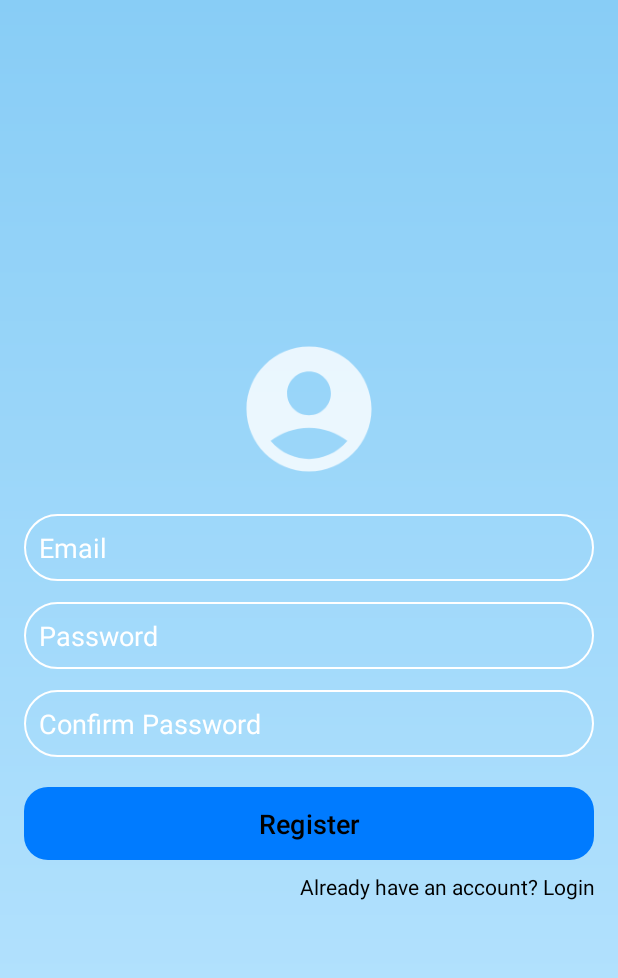
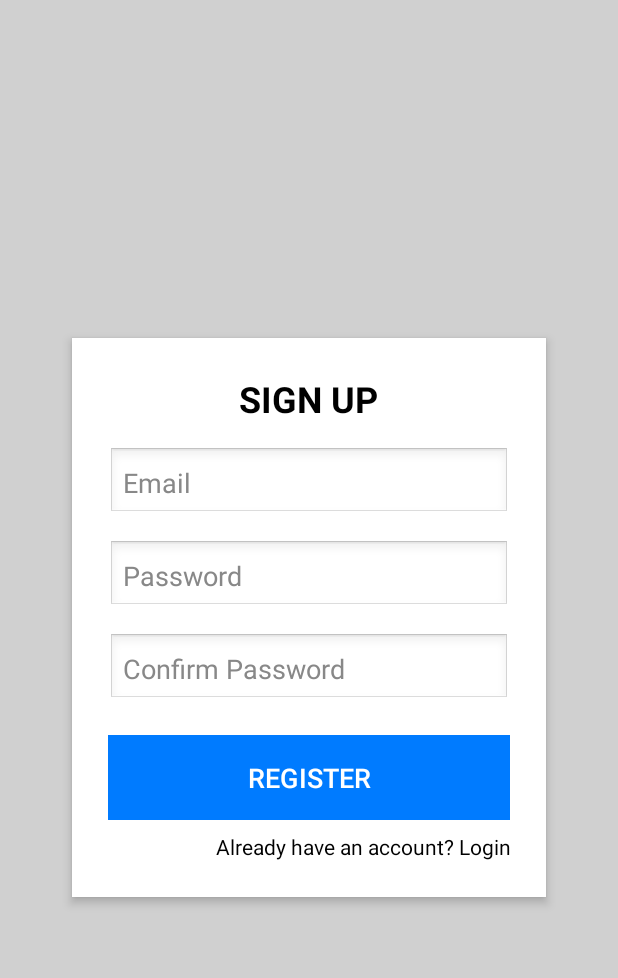
Before and after one commit to KuroNekoW/SE114_DoAn, an Android app: the RegisterActivity screen opened directly, with no data from a screen before it, on a phone screen of 412 x 824 dp. Shown: the top 978 px of the screen. Run offline under Robolectric (Android 15) with nearby library versions, the phone set to English and light mode, and no system bars; our stand-ins replace Firebase (no records; nobody signed in at launch, a user with empty details on screens opened directly).

Commit message:
Chỉnh sửa các giao diện SIGN UP/ SIGN IN/ FORGET PW/ EMAIL VRF/ MAIN

```diff
--- a/app/src/main/res/drawable/ic_account.xml
+++ b/app/src/main/res/drawable/ic_account.xml
@@ -1,4 +1,4 @@
-<vector xmlns:android="http://schemas.android.com/apk/res/android" android:height="24dp" android:tint="#000000" android:viewportHeight="24" android:viewportWidth="24" android:width="24dp">
+<vector xmlns:android="http://schemas.android.com/apk/res/android" android:height="24dp" android:tint="#D0D0D0" android:viewportHeight="24" android:viewportWidth="24" android:width="24dp">
 
     <path android:fillColor="@android:color/white" android:pathData="M19,3H5C3.9,3 3,3.9 3,5v14c0,1.1 0.9,2 2,2h14c1.1,0 2,-0.9 2,-2V5C21,3.9 20.1,3 19,3zM12,6c1.93,0 3.5,1.57 3.5,3.5c0,1.93 -1.57,3.5 -3.5,3.5s-3.5,-1.57 -3.5,-3.5C8.5,7.57 10.07,6 12,6zM19,19H5v-0.23c0,-0.62 0.28,-1.2 0.76,-1.58C7.47,15.82 9.64,15 12,15s4.53,0.82 6.24,2.19c0.48,0.38 0.76,0.97 0.76,1.58V19z"/>
 
--- a/app/src/main/res/drawable/icon_account.xml
+++ b/app/src/main/res/drawable/icon_account.xml
@@ -1,4 +1,4 @@
-<vector xmlns:android="http://schemas.android.com/apk/res/android" android:alpha="0.8" android:height="50dp" android:tint="#FFFFFF" android:viewportHeight="24" android:viewportWidth="24" android:width="50dp">
+<vector xmlns:android="http://schemas.android.com/apk/res/android" android:alpha="0.8" android:height="50dp" android:tint="#81C2E9" android:viewportHeight="24" android:viewportWidth="24" android:width="50dp">
 
     <path android:fillColor="@android:color/white" android:pathData="M12,2C6.48,2 2,6.48 2,12s4.48,10 10,10s10,-4.48 10,-10S17.52,2 12,2zM12,6c1.93,0 3.5,1.57 3.5,3.5S13.93,13 12,13s-3.5,-1.57 -3.5,-3.5S10.07,6 12,6zM12,20c-2.03,0 -4.43,-0.82 -6.14,-2.88C7.55,15.8 9.68,15 12,15s4.45,0.8 6.14,2.12C16.43,19.18 14.03,20 12,20z"/>
 
--- a/app/src/main/res/layout/activity_main.xml
+++ b/app/src/main/res/layout/activity_main.xml
@@ -22,9 +22,9 @@
         android:layout_width="match_parent"
         android:layout_height="wrap_content"
         android:layout_gravity="bottom"
-        android:background="@color/accent"
+        android:background="@color/background_light"
         android:minHeight="60dp"
-        app:backgroundTint="#22E4D5"
+        app:backgroundTint="#03A9F4"
         app:menu="@menu/bottom_navigation_menu" />
 
 </LinearLayout>
--- a/app/src/main/res/layout/activity_register.xml
+++ b/app/src/main/res/layout/activity_register.xml
@@ -3,74 +3,88 @@
     xmlns:tools="http://schemas.android.com/tools"
     android:layout_width="match_parent"
     android:layout_height="match_parent"
-    android:background="@drawable/login_background"
+    android:background="#D0D0D0"
     android:gravity="center"
     android:padding="16dp"
     tools:ignore="ExtraText">
 
+    <!-- Khung trắng chứa toàn bộ nội dung -->
     <LinearLayout
         android:layout_width="match_parent"
         android:layout_height="wrap_content"
         android:orientation="vertical"
+        android:background="#FFFFFF"
+        android:padding="24dp"
+        android:elevation="4dp"
+        android:layout_margin="32dp"
         android:gravity="center"
         tools:ignore="UselessParent">
 
-        <ImageView
-            android:layout_width="100dp"
-            android:layout_height="100dp"
-            android:src="@drawable/icon_account" />
+        <!-- Tiêu đề ĐĂNG KÝ -->
+        <TextView
+            android:id="@+id/loginTitle"
+            android:layout_width="wrap_content"
+            android:layout_height="wrap_content"
+            android:text="SIGN UP"
+            android:textColor="#000000"
+            android:textSize="24sp"
+            android:textStyle="bold"
+            android:layout_marginBottom="16dp" />
 
+        <!-- Email -->
         <EditText
             android:id="@+id/etEmail"
             android:layout_width="match_parent"
             android:layout_height="wrap_content"
-            android:layout_marginTop="20dp"
             android:hint="Email"
-            android:textColor="@color/white"
-            android:textColorHint="@color/white"
+            android:textColor="#000000"
+            android:textColorHint="#888888"
             android:textSize="18sp"
-            android:background="@drawable/rounded_text_frame"
+            android:background="@android:drawable/edit_text"
             android:padding="10dp"
             android:inputType="textEmailAddress" />
 
+        <!-- Mật khẩu -->
         <EditText
             android:id="@+id/etPassword"
             android:layout_width="match_parent"
             android:layout_height="wrap_content"
             android:layout_marginTop="14dp"
             android:hint="Password"
-            android:textColor="@color/white"
-            android:textColorHint="@color/white"
+            android:textColor="#000000"
+            android:textColorHint="#888888"
             android:textSize="18sp"
-            android:background="@drawable/rounded_text_frame"
+            android:background="@android:drawable/edit_text"
             android:padding="10dp"
             android:inputType="textPassword" />
 
+        <!-- Xác nhận mật khẩu -->
         <EditText
             android:id="@+id/etConfirmPassword"
             android:layout_width="match_parent"
             android:layout_height="wrap_content"
             android:layout_marginTop="14dp"
             android:hint="Confirm Password"
-            android:textColor="@color/white"
-            android:textColorHint="@color/white"
+            android:textColor="#000000"
+            android:textColorHint="#888888"
             android:textSize="18sp"
-            android:background="@drawable/rounded_text_frame"
+            android:background="@android:drawable/edit_text"
             android:padding="10dp"
             android:inputType="textPassword" />
 
+        <!-- Nút đăng ký -->
         <Button
             android:id="@+id/btnRegister"
             android:layout_width="match_parent"
             android:layout_height="wrap_content"
             android:layout_marginTop="20dp"
-            android:background="@drawable/rounded_login_button"
-            android:backgroundTint="#B830E1E9"
-            android:padding="8dp"
-            android:text="Register"
-            android:textColor="@color/black"
+            android:background="#03A9F4"
+            android:padding="12dp"
+            android:text="REGISTER"
+            android:textColor="#FFFFFF"
             android:textSize="18sp" />
 
+        <!-- Link quay lại -->
         <TextView
             android:id="@+id/back_to_login_text"
             android:layout_width="match_parent"
@@ -81,7 +95,7 @@
             android:focusable="true"
             android:gravity="end"
             android:text="Already have an account? Login"
-            android:textColor="@color/black"
+            android:textColor="#000000"
             android:textSize="14sp" />
 
     </LinearLayout>
```
Also changed, not shown: app/src/main/res/layout/activity_email_verification.xml (+34 -18 lines), app/src/main/res/layout/activity_forget_password.xml (+51 -43 lines), app/src/main/res/layout/activity_login.xml (+55 -37 lines).
